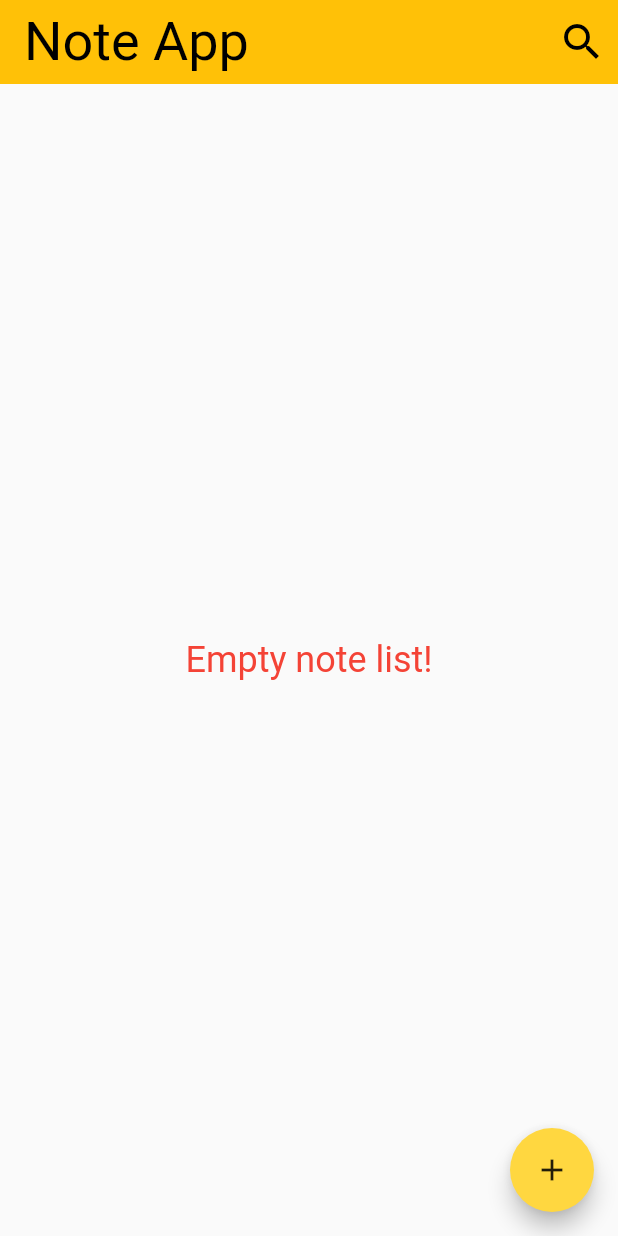
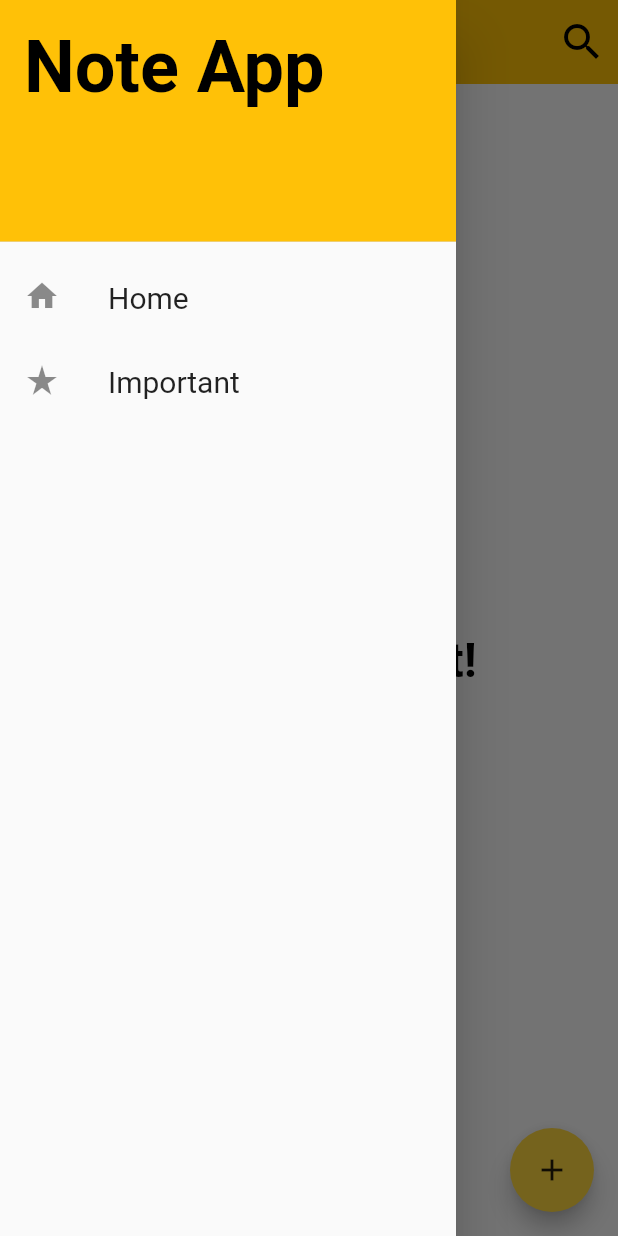
Before and after one commit to Muhammadbarznji/note_app, a Flutter app: the screen it shows after launch, with the side drawer open (before the commit the screen has no drawer), on a phone screen of 412 x 824 dp. Run offline on Flutter 3.47's test engine with Material 2 defaults, Android fonts, the phone set to English and light mode, and no system bars; our stand-ins replace sqflite; missing offline and left inert: staggered_grid_view_flutter; accounts and stored records are empty; Roboto replaces fonts that are missing (Georgia, TimeNewRoma).

Commit message:
add navigation drawer UI

```diff
--- a/lib/sceeen/home_screen.dart
+++ b/lib/sceeen/home_screen.dart
@@ -2,6 +2,7 @@ import 'package:flutter/foundation.dart';
 import 'package:flutter/material.dart';
 import 'package:note_app_database/database/notes_database.dart';
 import 'package:note_app_database/model/note.dart';
+import 'package:note_app_database/widget/navigation_drawer.dart';
 import 'package:note_app_database/widget/note_card_widget.dart';
 import 'package:staggered_grid_view_flutter/widgets/staggered_grid_view.dart';
 import 'package:staggered_grid_view_flutter/widgets/staggered_tile.dart';
@@ -43,11 +44,13 @@ class _HomeState extends State<Home> {
     });
   }
 
+
   @override
   Widget build(BuildContext context) {
     return WillPopScope(
       onWillPop: _onBackPressed,
       child: Scaffold(
+        drawer: const NavDrawer(),
         appBar: AppBar(
           title: const Text(
             "Note App",
@@ -58,13 +61,10 @@ class _HomeState extends State<Home> {
           child: isLoading
               ? const CircularProgressIndicator()
               : notes.isEmpty
-                  ? const Center(
+                  ?  Center(
                       child: Text(
                         "Empty note list!",
-                        style: TextStyle(
-                          fontSize: 24.0,
-                          color: Colors.red,
-                        ),
+                        style: Theme.of(context).textTheme.headline2,
                       ),
                     )
                   : buildNotes(),
--- /dev/null
+++ b/lib/widget/navigation_drawer.dart
@@ -0,0 +1,38 @@
+import 'package:flutter/material.dart';
+
+class NavDrawer extends StatelessWidget {
+  const NavDrawer({Key? key}) : super(key: key);
+
+  @override
+  Widget build(BuildContext context) {
+    return Drawer(
+      child: ListView(
+        padding: EdgeInsets.zero,
+        children:  [
+          DrawerHeader(
+            child: Text(
+              "Note App",
+              style: Theme.of(context).textTheme.headline1,
+            ),
+            decoration: const BoxDecoration(
+              color: Colors.amber,
+///add image to header
+/*              image: DecorationImage(
+                fit: BoxFit.fill,
+                image: AssetImage("assets/images/cover.jpg"),
+              ),*/
+            ),
+          ),
+          const ListTile(
+            leading:Icon(Icons.home),
+            title: Text("Home"),
+          ),
+          const ListTile(
+            leading: Icon(Icons.star_rate),
+            title: Text("Important"),
+          )
+        ],
+      ),
+    );
+  }
+}
```
